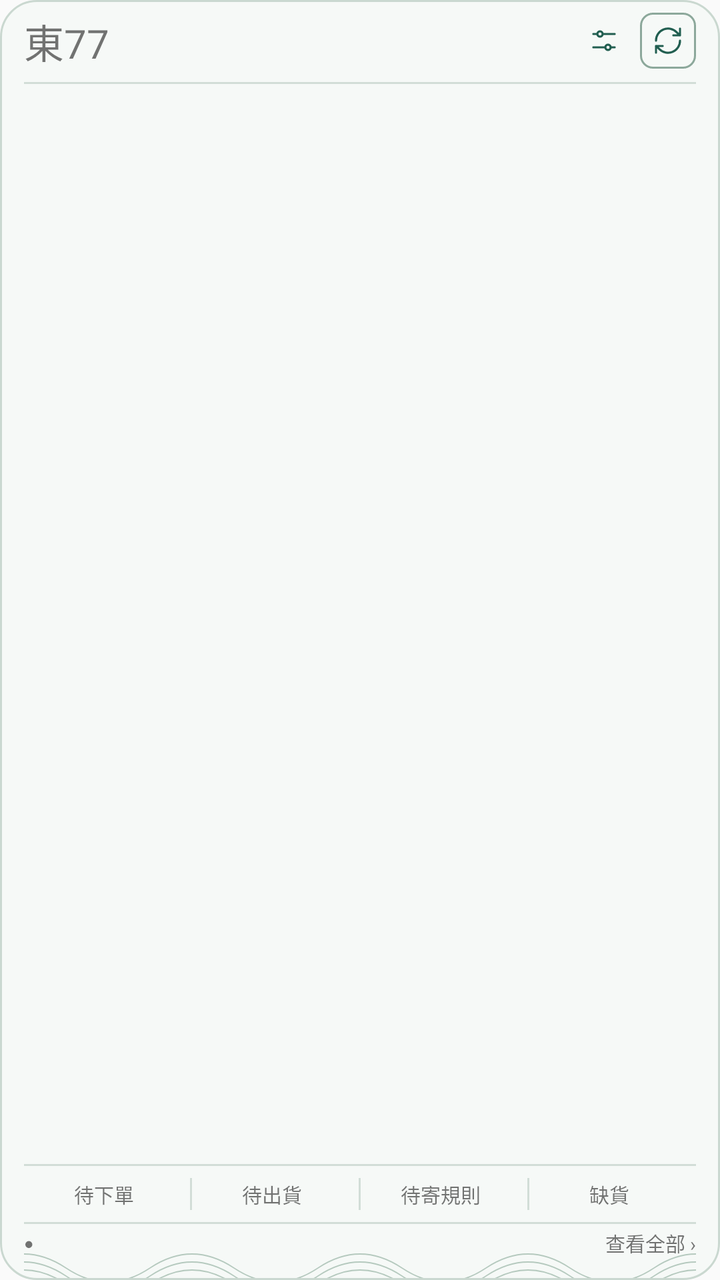
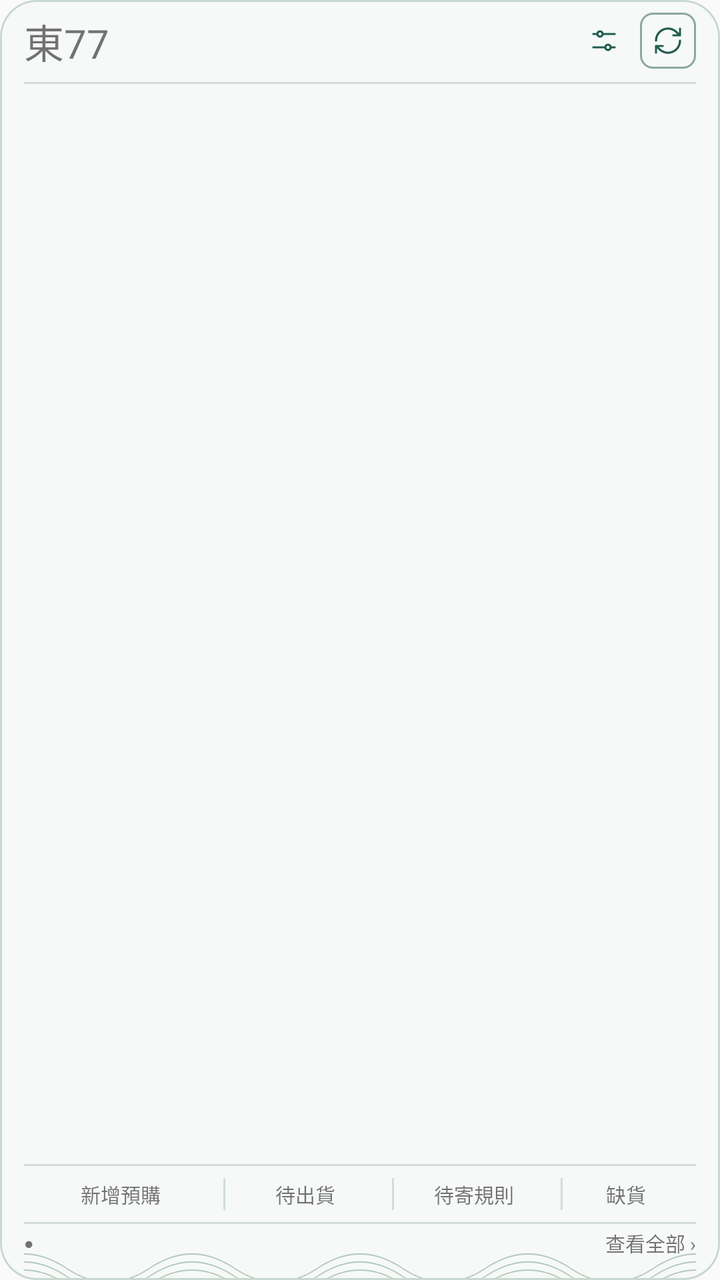

An Android layout rendered at two revisions. The XML below is the earlier revision; the diff shows what the commit changed to produce the second picture.
<!-- AndroidManifest.xml: application theme android:Theme.Material.Light.NoActionBar -->
<!-- res/layout/widget_board.xml -->
<LinearLayout xmlns:android="http://schemas.android.com/apk/res/android" android:id="@+id/root" android:layout_width="match_parent" android:layout_height="match_parent" android:orientation="vertical" android:paddingLeft="12dp" android:paddingRight="12dp" android:paddingTop="6dp" android:paddingBottom="10dp" android:background="@drawable/widget_background">
    <LinearLayout android:layout_width="match_parent" android:layout_height="wrap_content" android:minHeight="28dp" android:gravity="center_vertical" android:baselineAligned="false">
        <TextView android:id="@+id/heading" android:layout_width="wrap_content" android:layout_height="wrap_content" android:fontFamily="@font/widget_serif_semibold" android:includeFontPadding="false" android:textSize="20sp" android:maxLines="1" android:text="東77" />
        <TextView android:id="@+id/season" android:layout_width="0dp" android:layout_weight="1" android:layout_height="wrap_content" android:layout_marginLeft="8dp" android:fontFamily="@font/widget_serif" android:includeFontPadding="false" android:textSize="12sp" android:maxLines="1" android:ellipsize="end" />
        <ImageView android:id="@+id/settings" android:layout_width="28dp" android:layout_height="28dp" android:padding="6dp" android:src="@drawable/ic_settings" android:contentDescription="小工具設定" />
        <ImageView android:id="@+id/refresh" android:layout_width="28dp" android:layout_height="28dp" android:layout_marginLeft="4dp" android:padding="6dp" android:src="@drawable/ic_refresh" android:background="@drawable/icon_button" android:contentDescription="重新整理" />
    </LinearLayout>
    <LinearLayout android:id="@+id/header_line" android:layout_width="match_parent" android:layout_height="1dp" android:layout_marginTop="6dp" android:layout_marginBottom="3dp" android:background="#D2DDD7" />
    <ListView android:id="@+id/feed" android:layout_width="match_parent" android:layout_height="0dp" android:layout_weight="1" android:divider="@null" android:dividerHeight="0dp" android:scrollbars="vertical" android:cacheColorHint="@android:color/transparent" />
    <LinearLayout android:id="@+id/metrics_line" android:layout_width="match_parent" android:layout_height="1dp" android:background="#D2DDD7" />
    <LinearLayout android:id="@+id/metrics" android:layout_width="match_parent" android:layout_height="wrap_content" android:minHeight="28dp" android:paddingTop="1dp" android:paddingBottom="1dp" android:gravity="center_vertical" android:baselineAligned="false">
        <LinearLayout android:id="@+id/purchase" style="@style/Metric"><TextView android:id="@+id/purchase_label" style="@style/MetricLabel" android:text="待下單" /><TextView android:id="@+id/purchase_value" style="@style/MetricValue" /></LinearLayout>
        <LinearLayout android:id="@+id/metric_sep1" style="@style/MetricSeparator" />
        <LinearLayout android:id="@+id/shipment" style="@style/Metric"><TextView android:id="@+id/shipment_label" style="@style/MetricLabel" android:text="待出貨" /><TextView android:id="@+id/shipment_value" style="@style/MetricValue" /></LinearLayout>
        <LinearLayout android:id="@+id/metric_sep2" style="@style/MetricSeparator" />
        <LinearLayout android:id="@+id/rules" style="@style/Metric"><TextView android:id="@+id/rules_label" style="@style/MetricLabel" android:text="待寄規則" /><TextView android:id="@+id/rules_value" style="@style/MetricValue" /></LinearLayout>
        <LinearLayout android:id="@+id/metric_sep3" style="@style/MetricSeparator" />
        <LinearLayout android:id="@+id/shortage" style="@style/Metric"><TextView android:id="@+id/shortage_label" style="@style/MetricLabel" android:text="缺貨" /><TextView android:id="@+id/shortage_value" style="@style/MetricValue" /></LinearLayout>
    </LinearLayout>
    <LinearLayout android:id="@+id/footer_line" android:layout_width="match_parent" android:layout_height="1dp" android:background="#D2DDD7" />
    <LinearLayout android:id="@+id/footer" android:layout_width="match_parent" android:layout_height="wrap_content" android:minHeight="18dp" android:paddingTop="1dp" android:gravity="center_vertical">
        <TextView android:id="@+id/status_dot" android:layout_width="10dp" android:layout_height="wrap_content" android:text="●" android:textSize="8sp" android:includeFontPadding="false" />
        <TextView android:id="@+id/status" android:layout_width="0dp" android:layout_weight="1" android:layout_height="wrap_content" android:fontFamily="@font/widget_serif" android:includeFontPadding="false" android:textSize="10sp" android:maxLines="1" android:ellipsize="end" />
        <TextView android:id="@+id/view_all" android:layout_width="wrap_content" android:layout_height="wrap_content" android:fontFamily="@font/widget_serif" android:includeFontPadding="false" android:textSize="10sp" android:text="查看全部 ›" android:maxLines="1" />
    </LinearLayout>
</LinearLayout>
<!-- resources referenced by this layout -->
<resources>
  <!-- drawable ic_refresh (drawable) -->
  <vector xmlns:android="http://schemas.android.com/apk/res/android" android:width="24dp" android:height="24dp" android:viewportWidth="24" android:viewportHeight="24"><path android:pathData="M3 12a9 9 0 0 1 15.5,-6.3L21 8 M21 3v5h-5 M21 12a9 9 0 0 1 -15.5,6.3L3 16 M8 16H3v5" android:fillColor="#00000000" android:strokeColor="#215E50" android:strokeWidth="1.6" android:strokeLineCap="round" android:strokeLineJoin="round" /></vector>
  <!-- drawable ic_settings (drawable) -->
  <vector xmlns:android="http://schemas.android.com/apk/res/android" android:width="24dp" android:height="24dp" android:viewportWidth="24" android:viewportHeight="24"><path android:pathData="M20 7H11 M7 7H4 M20 17H17 M13 17H4 M11 7a2 2 0 1 1 -4 0a2 2 0 1 1 4 0 M17 17a2 2 0 1 1 -4 0a2 2 0 1 1 4 0" android:fillColor="#00000000" android:strokeColor="#215E50" android:strokeWidth="1.6" android:strokeLineCap="round" android:strokeLineJoin="round" /></vector>
  <!-- drawable icon_button (drawable) -->
  <shape xmlns:android="http://schemas.android.com/apk/res/android"><solid android:color="#00000000" /><corners android:radius="6dp" /><stroke android:width="1dp" android:color="#8CA89B" /></shape>
  <!-- drawable widget_background (drawable) -->
  <layer-list xmlns:android="http://schemas.android.com/apk/res/android"><item><shape><solid android:color="#F6F9F7" /><corners android:radius="18dp" /><stroke android:width="1dp" android:color="#CAD8D0" /></shape></item><item android:height="18dp" android:gravity="bottom" android:left="12dp" android:right="12dp" android:bottom="1dp" android:drawable="@drawable/wave" /></layer-list>
  <style name="Metric"><item name="android:layout_width">0dp</item><item name="android:layout_weight">1</item><item name="android:layout_height">wrap_content</item><item name="android:minHeight">26dp</item><item name="android:gravity">center</item><item name="android:orientation">horizontal</item><item name="android:baselineAligned">true</item></style>
  <style name="MetricLabel"><item name="android:layout_width">wrap_content</item><item name="android:layout_height">wrap_content</item><item name="android:fontFamily">@font/widget_serif</item><item name="android:includeFontPadding">false</item><item name="android:textSize">10sp</item><item name="android:maxLines">1</item></style>
  <style name="MetricSeparator"><item name="android:layout_width">1dp</item><item name="android:layout_height">16dp</item><item name="android:background">#D2DDD7</item></style>
  <style name="MetricValue"><item name="android:layout_width">wrap_content</item><item name="android:layout_height">wrap_content</item><item name="android:layout_marginLeft">3dp</item><item name="android:fontFamily">@font/widget_serif_semibold</item><item name="android:includeFontPadding">false</item><item name="android:textSize">16sp</item><item name="android:maxLines">1</item></style>
  <!-- drawable wave (drawable) -->
  <vector xmlns:android="http://schemas.android.com/apk/res/android" android:width="400dp" android:height="18dp" android:viewportWidth="400" android:viewportHeight="18"><path android:pathData="M-25 13Q0 -1 25 13T75 13T125 13T175 13T225 13T275 13T325 13T375 13T425 13 M-25 17Q0 3 25 17T75 17T125 17T175 17T225 17T275 17T325 17T375 17T425 17 M-25 21Q0 7 25 21T75 21T125 21T175 21T225 21T275 21T325 21T375 21T425 21" android:fillColor="#00000000" android:strokeColor="#91AF9F" android:strokeWidth="0.65" android:strokeAlpha="0.65" /></vector>
</resources>

<!-- the commit's change to res/layout/widget_board.xml (unified diff, before → after) -->
@@ -9,13 +9,13 @@
     <ListView android:id="@+id/feed" android:layout_width="match_parent" android:layout_height="0dp" android:layout_weight="1" android:divider="@null" android:dividerHeight="0dp" android:scrollbars="vertical" android:cacheColorHint="@android:color/transparent" />
     <LinearLayout android:id="@+id/metrics_line" android:layout_width="match_parent" android:layout_height="1dp" android:background="#D2DDD7" />
     <LinearLayout android:id="@+id/metrics" android:layout_width="match_parent" android:layout_height="wrap_content" android:minHeight="28dp" android:paddingTop="1dp" android:paddingBottom="1dp" android:gravity="center_vertical" android:baselineAligned="false">
-        <LinearLayout android:id="@+id/purchase" style="@style/Metric"><TextView android:id="@+id/purchase_label" style="@style/MetricLabel" android:text="待下單" /><TextView android:id="@+id/purchase_value" style="@style/MetricValue" /></LinearLayout>
+        <LinearLayout android:id="@+id/purchase" style="@style/Metric" android:layout_weight="1.2"><TextView android:id="@+id/purchase_label" style="@style/MetricLabel" android:text="新增預購" /><TextView android:id="@+id/purchase_value" style="@style/MetricValue" /></LinearLayout>
         <LinearLayout android:id="@+id/metric_sep1" style="@style/MetricSeparator" />
         <LinearLayout android:id="@+id/shipment" style="@style/Metric"><TextView android:id="@+id/shipment_label" style="@style/MetricLabel" android:text="待出貨" /><TextView android:id="@+id/shipment_value" style="@style/MetricValue" /></LinearLayout>
         <LinearLayout android:id="@+id/metric_sep2" style="@style/MetricSeparator" />
         <LinearLayout android:id="@+id/rules" style="@style/Metric"><TextView android:id="@+id/rules_label" style="@style/MetricLabel" android:text="待寄規則" /><TextView android:id="@+id/rules_value" style="@style/MetricValue" /></LinearLayout>
         <LinearLayout android:id="@+id/metric_sep3" style="@style/MetricSeparator" />
-        <LinearLayout android:id="@+id/shortage" style="@style/Metric"><TextView android:id="@+id/shortage_label" style="@style/MetricLabel" android:text="缺貨" /><TextView android:id="@+id/shortage_value" style="@style/MetricValue" /></LinearLayout>
+        <LinearLayout android:id="@+id/shortage" style="@style/Metric" android:layout_weight="0.8"><TextView android:id="@+id/shortage_label" style="@style/MetricLabel" android:text="缺貨" /><TextView android:id="@+id/shortage_value" style="@style/MetricValue" /></LinearLayout>
     </LinearLayout>
     <LinearLayout android:id="@+id/footer_line" android:layout_width="match_parent" android:layout_height="1dp" android:background="#D2DDD7" />
     <LinearLayout android:id="@+id/footer" android:layout_width="match_parent" android:layout_height="wrap_content" android:minHeight="18dp" android:paddingTop="1dp" android:gravity="center_vertical">
